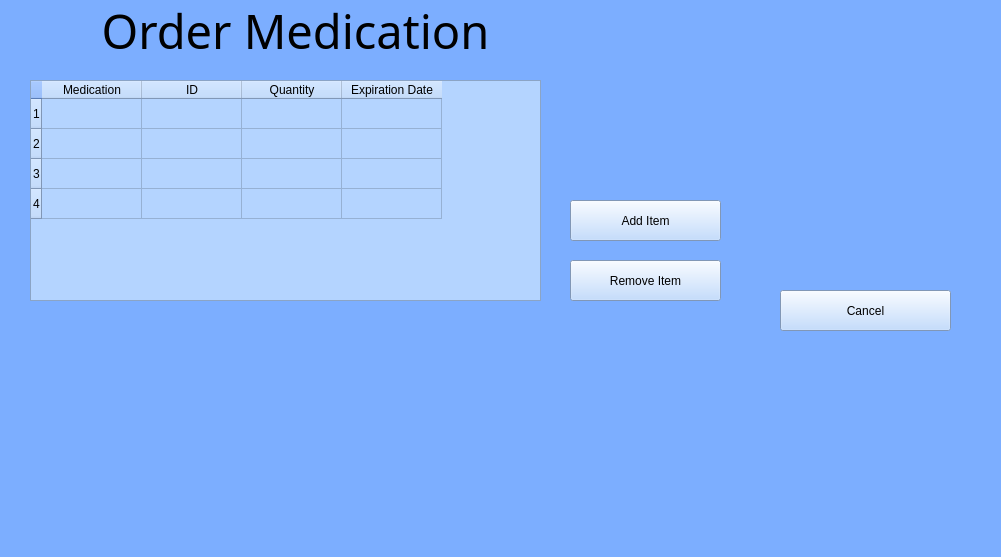
Old version of the form UI/OrderMedication.ui in the repository BennettPJ/SFWE403-Sem-Proj.
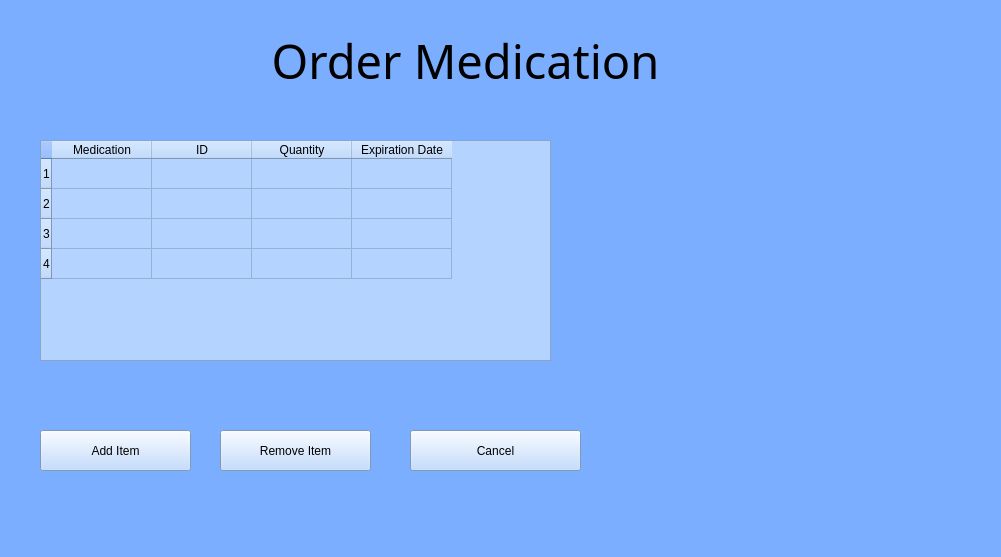
New version of the form. Icons and pictures are not drawn.

Diff of the .ui file:
```diff
--- a/UI/OrderMedication.ui
+++ b/UI/OrderMedication.ui
@@ -27,8 +27,8 @@
    <widget class="QLabel" name="label_3">
     <property name="geometry">
      <rect>
-      <x>-30</x>
-      <y>0</y>
+      <x>140</x>
+      <y>30</y>
       <width>651</width>
       <height>61</height>
      </rect>
@@ -64,8 +64,8 @@
    <widget class="QLabel" name="label_4">
     <property name="geometry">
      <rect>
-      <x>730</x>
-      <y>0</y>
+      <x>690</x>
+      <y>140</y>
       <width>241</width>
       <height>241</height>
      </rect>
@@ -86,8 +86,8 @@
    <widget class="QPushButton" name="cancelButton">
     <property name="geometry">
      <rect>
-      <x>780</x>
-      <y>290</y>
+      <x>410</x>
+      <y>430</y>
       <width>171</width>
       <height>41</height>
      </rect>
@@ -118,8 +118,8 @@
    <widget class="QTableWidget" name="ItemsTable">
     <property name="geometry">
      <rect>
-      <x>30</x>
-      <y>80</y>
+      <x>40</x>
+      <y>140</y>
       <width>511</width>
       <height>221</height>
      </rect>
@@ -187,8 +187,8 @@
    <widget class="QPushButton" name="removeItemButton">
     <property name="geometry">
      <rect>
-      <x>570</x>
-      <y>260</y>
+      <x>220</x>
+      <y>430</y>
       <width>151</width>
       <height>41</height>
      </rect>
@@ -203,8 +203,8 @@
    <widget class="QPushButton" name="addItemButton">
     <property name="geometry">
      <rect>
-      <x>570</x>
-      <y>200</y>
+      <x>40</x>
+      <y>430</y>
       <width>151</width>
       <height>41</height>
      </rect>
```
Left out of the diff: 2 changed lines with no effect on the pictures.
